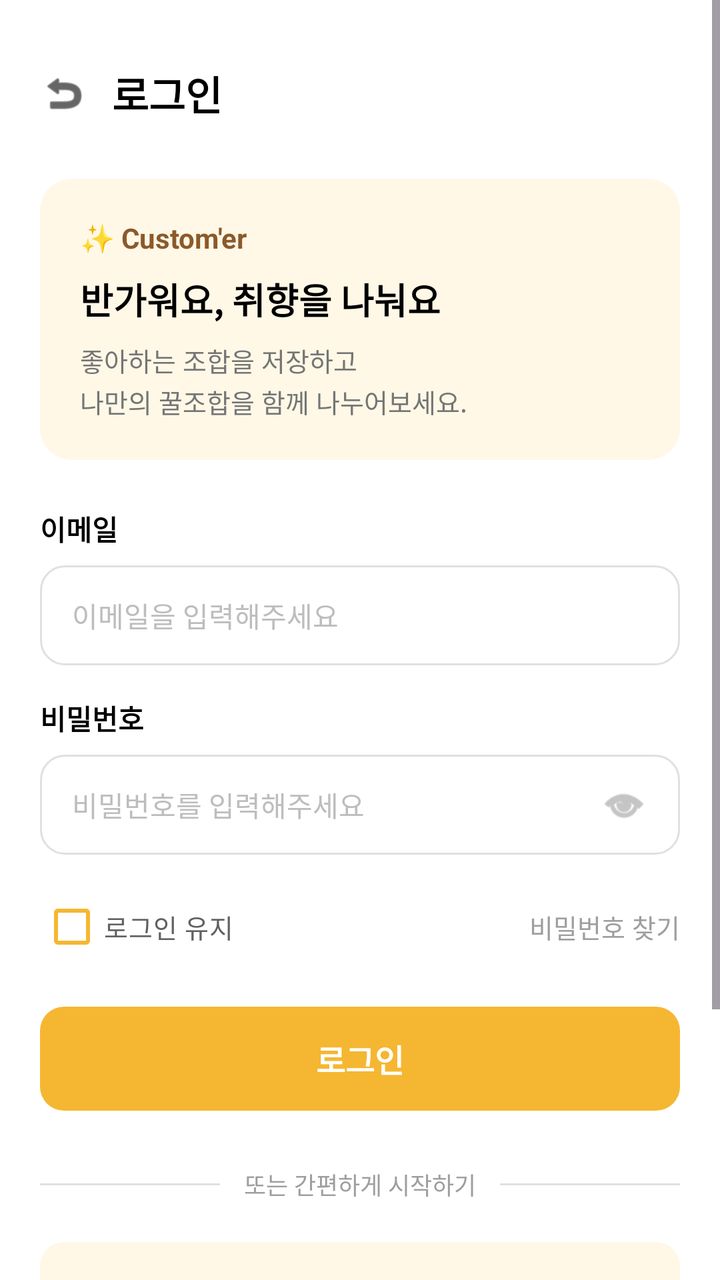
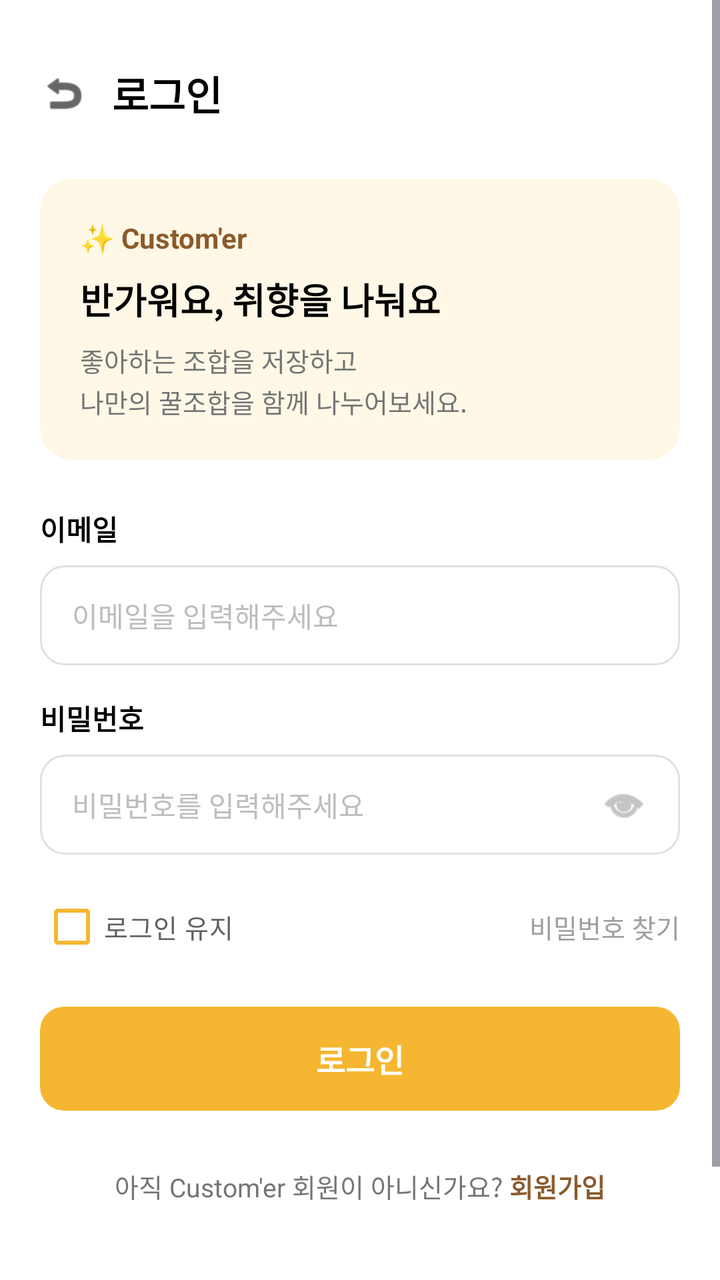

Screens rendered from an Android XML layout before and after an edit, with the pre-edit source and the edit as a unified diff.
<!-- AndroidManifest.xml: application theme Theme.MP_Customer -->
<!-- res/layout/activity_login.xml -->
<?xml version="1.0" encoding="utf-8"?>
<ScrollView xmlns:android="http://schemas.android.com/apk/res/android"
    xmlns:app="http://schemas.android.com/apk/res-auto"
    xmlns:tools="http://schemas.android.com/tools"
    android:id="@+id/main"
    android:layout_width="match_parent"
    android:layout_height="match_parent"
    android:background="#FFFFFF"
    android:fillViewport="true">

    <LinearLayout
        android:layout_width="match_parent"
        android:layout_height="wrap_content"
        android:orientation="vertical"
        android:padding="20dp">

        
        <LinearLayout
            android:layout_width="match_parent"
            android:layout_height="wrap_content"
            android:gravity="center_vertical"
            android:orientation="horizontal"
            android:paddingVertical="12dp">

            <ImageView
                android:id="@+id/btnBack"
                android:layout_width="24dp"
                android:layout_height="24dp"
                android:src="@android:drawable/ic_menu_revert"
                app:tint="#000000" />

            <TextView
                android:layout_width="wrap_content"
                android:layout_height="wrap_content"
                android:layout_marginStart="12dp"
                android:text="로그인"
                android:textColor="#000000"
                android:textSize="20sp"
                android:textStyle="bold" />
        </LinearLayout>

        
        <LinearLayout
            android:layout_width="match_parent"
            android:layout_height="wrap_content"
            android:layout_marginTop="16dp"
            android:background="@drawable/bg_banner"
            android:orientation="vertical"
            android:padding="20dp">

            <TextView
                android:layout_width="wrap_content"
                android:layout_height="wrap_content"
                android:text="✨ Custom'er"
                android:textColor="#8B5A2B"
                android:textSize="14sp"
                android:textStyle="bold" />

            <TextView
                android:layout_width="wrap_content"
                android:layout_height="wrap_content"
                android:layout_marginTop="8dp"
                android:text="반가워요, 취향을 나눠요"
                android:textColor="#000000"
                android:textSize="18sp"
                android:textStyle="bold" />

            <TextView
                android:layout_width="wrap_content"
                android:layout_height="wrap_content"
                android:layout_marginTop="8dp"
                android:lineSpacingExtra="2dp"
                android:text="좋아하는 조합을 저장하고\n나만의 꿀조합을 함께 나누어보세요."
                android:textColor="#757575"
                android:textSize="13sp" />
        </LinearLayout>

        
        <TextView
            android:layout_width="wrap_content"
            android:layout_height="wrap_content"
            android:layout_marginTop="24dp"
            android:text="이메일"
            android:textColor="#000000"
            android:textSize="14sp"
            android:textStyle="bold" />

        <EditText
            android:id="@+id/etEmail"
            android:layout_width="match_parent"
            android:layout_height="50dp"
            android:layout_marginTop="8dp"
            android:background="@drawable/bg_edit_text"
            android:hint="이메일을 입력해주세요"
            android:inputType="textEmailAddress"
            android:paddingHorizontal="16dp"
            android:textColor="#000000"
            android:textColorHint="#BDBDBD"
            android:textSize="14sp" />

        
        <TextView
            android:layout_width="wrap_content"
            android:layout_height="wrap_content"
            android:layout_marginTop="16dp"
            android:text="비밀번호"
            android:textColor="#000000"
            android:textSize="14sp"
            android:textStyle="bold" />

        <RelativeLayout
            android:layout_width="match_parent"
            android:layout_height="50dp"
            android:layout_marginTop="8dp"
            android:background="@drawable/bg_edit_text">

            <EditText
                android:id="@+id/etPassword"
                android:layout_width="match_parent"
                android:layout_height="match_parent"
                android:layout_toStartOf="@id/btnTogglePassword"
                android:background="@null"
                android:hint="비밀번호를 입력해주세요"
                android:inputType="textPassword"
                android:paddingHorizontal="16dp"
                android:textColor="#000000"
                android:textColorHint="#BDBDBD"
                android:textSize="14sp" />

            <ImageView
                android:id="@+id/btnTogglePassword"
                android:layout_width="24dp"
                android:layout_height="24dp"
                android:layout_alignParentEnd="true"
                android:layout_centerVertical="true"
                android:layout_marginEnd="16dp"
                android:src="@android:drawable/ic_menu_view"
                app:tint="#9E9E9E" />
        </RelativeLayout>

        
        <RelativeLayout
            android:layout_width="match_parent"
            android:layout_height="wrap_content"
            android:layout_marginTop="12dp">

            <CheckBox
                android:id="@+id/cbKeepLogin"
                android:layout_width="wrap_content"
                android:layout_height="wrap_content"
                android:layout_alignParentStart="true"
                android:buttonTint="#F5B731"
                android:text="로그인 유지"
                android:textColor="#616161"
                android:textSize="13sp" />

            <TextView
                android:id="@+id/btnFindPassword"
                android:layout_width="wrap_content"
                android:layout_height="wrap_content"
                android:layout_alignParentEnd="true"
                android:layout_centerVertical="true"
                android:text="비밀번호 찾기"
                android:textColor="#9E9E9E"
                android:textSize="13sp" />
        </RelativeLayout>

        
        <androidx.appcompat.widget.AppCompatButton
            android:id="@+id/btnLogin"
            android:layout_width="match_parent"
            android:layout_height="52dp"
            android:layout_marginTop="16dp"
            android:background="@drawable/bg_button_yellow"
            android:elevation="0dp"
            android:stateListAnimator="@null"
            android:text="로그인"
            android:textColor="#FFFFFF"
            android:textSize="16sp"
            android:textStyle="bold" />

        
        <LinearLayout
            android:layout_width="match_parent"
            android:layout_height="wrap_content"
            android:layout_marginTop="28dp"
            android:gravity="center"
            android:orientation="horizontal">

            <View
                android:layout_width="0dp"
                android:layout_height="1dp"
                android:layout_weight="1"
                android:background="#E0E0E0" />

            <TextView
                android:layout_width="wrap_content"
                android:layout_height="wrap_content"
                android:layout_marginHorizontal="12dp"
                android:text="또는 간편하게 시작하기"
                android:textColor="#9E9E9E"
                android:textSize="12sp" />

            <View
                android:layout_width="0dp"
                android:layout_height="1dp"
                android:layout_weight="1"
                android:background="#E0E0E0" />
        </LinearLayout>

        
        <androidx.appcompat.widget.AppCompatButton
            android:id="@+id/btnGoogleLogin"
            android:layout_width="match_parent"
            android:layout_height="52dp"
            android:layout_marginTop="20dp"
            android:background="@drawable/bg_button_google"
            android:elevation="0dp"
            android:stateListAnimator="@null"
            android:text="구글로 시작하기"
            android:textColor="#333333"
            android:textSize="15sp"
            android:textStyle="bold" />

        
        <LinearLayout
            android:layout_width="wrap_content"
            android:layout_height="wrap_content"
            android:layout_gravity="center_horizontal"
            android:layout_marginTop="20dp"
            android:orientation="horizontal">

            <TextView
                android:layout_width="wrap_content"
                android:layout_height="wrap_content"
                android:text="아직 Custom'er 회원이 아니신가요? "
                android:textColor="#757575"
                android:textSize="13sp" />

            <TextView
                android:id="@+id/btnSignUp"
                android:layout_width="wrap_content"
                android:layout_height="wrap_content"
                android:text="회원가입"
                android:textColor="#8B5A2B"
                android:textSize="13sp"
                android:textStyle="bold" />
        </LinearLayout>

        
        <TextView
            android:id="@+id/btnGuest"
            android:layout_width="wrap_content"
            android:layout_height="wrap_content"
            android:layout_gravity="center_horizontal"
            android:layout_marginTop="40dp"
            android:layout_marginBottom="20dp"
            android:text="로그인 없이 둘러보기"
            android:textColor="#9E9E9E"
            android:textSize="13sp" />

    </LinearLayout>
</ScrollView>
<!-- resources referenced by this layout -->
<resources>
  <!-- drawable bg_banner (drawable) -->
  <?xml version="1.0" encoding="utf-8"?>
  <shape xmlns:android="http://schemas.android.com/apk/res/android"
      android:shape="rectangle">
      <solid android:color="#FFF8E7" />
      <corners android:radius="16dp" />
  </shape>
  <!-- drawable bg_button_google (drawable) -->
  <?xml version="1.0" encoding="utf-8"?>
  <shape xmlns:android="http://schemas.android.com/apk/res/android"
      android:shape="rectangle">
      <solid android:color="#FFF8E7" />
      <corners android:radius="12dp" />
  </shape>
  <!-- drawable bg_button_yellow (drawable) -->
  <?xml version="1.0" encoding="utf-8"?>
  <shape xmlns:android="http://schemas.android.com/apk/res/android"
      android:shape="rectangle">
      <solid android:color="#F5B731" />
      <corners android:radius="12dp" />
  </shape>
  <!-- drawable bg_edit_text (drawable) -->
  <?xml version="1.0" encoding="utf-8"?>
  <shape xmlns:android="http://schemas.android.com/apk/res/android"
      android:shape="rectangle">
      <solid android:color="#FFFFFF" />
      <stroke android:width="1dp" android:color="#E0E0E0" />
      <corners android:radius="12dp" />
  </shape>
  <style name="Theme.MP_Customer" parent="Base.Theme.MP_Customer" />
  <style name="Base.Theme.MP_Customer" parent="Theme.Material3.DayNight.NoActionBar">
          
          
      </style>
</resources>

<!-- the commit's change to res/layout/activity_login.xml (unified diff, before → after) -->
@@ -181,53 +181,10 @@
 
         
         <LinearLayout
-            android:layout_width="match_parent"
-            android:layout_height="wrap_content"
+            android:layout_width="wrap_content"
+            android:layout_height="wrap_content"
+            android:layout_gravity="center_horizontal"
             android:layout_marginTop="28dp"
-            android:gravity="center"
-            android:orientation="horizontal">
-
-            <View
-                android:layout_width="0dp"
-                android:layout_height="1dp"
-                android:layout_weight="1"
-                android:background="#E0E0E0" />
-
-            <TextView
-                android:layout_width="wrap_content"
-                android:layout_height="wrap_content"
-                android:layout_marginHorizontal="12dp"
-                android:text="또는 간편하게 시작하기"
-                android:textColor="#9E9E9E"
-                android:textSize="12sp" />
-
-            <View
-                android:layout_width="0dp"
-                android:layout_height="1dp"
-                android:layout_weight="1"
-                android:background="#E0E0E0" />
-        </LinearLayout>
-
-        
-        <androidx.appcompat.widget.AppCompatButton
-            android:id="@+id/btnGoogleLogin"
-            android:layout_width="match_parent"
-            android:layout_height="52dp"
-            android:layout_marginTop="20dp"
-            android:background="@drawable/bg_button_google"
-            android:elevation="0dp"
-            android:stateListAnimator="@null"
-            android:text="구글로 시작하기"
-            android:textColor="#333333"
-            android:textSize="15sp"
-            android:textStyle="bold" />
-
-        
-        <LinearLayout
-            android:layout_width="wrap_content"
-            android:layout_height="wrap_content"
-            android:layout_gravity="center_horizontal"
-            android:layout_marginTop="20dp"
             android:orientation="horizontal">
 
             <TextView
<!-- resource entries referenced after the edit -->
@@ -6,13 +6,6 @@
       android:shape="rectangle">
       <solid android:color="#FFF8E7" />
       <corners android:radius="16dp" />
-  </shape>
-  <!-- drawable bg_button_google (drawable) -->
-  <?xml version="1.0" encoding="utf-8"?>
-  <shape xmlns:android="http://schemas.android.com/apk/res/android"
-      android:shape="rectangle">
-      <solid android:color="#FFF8E7" />
-      <corners android:radius="12dp" />
   </shape>
   <!-- drawable bg_button_yellow (drawable) -->
   <?xml version="1.0" encoding="utf-8"?>
